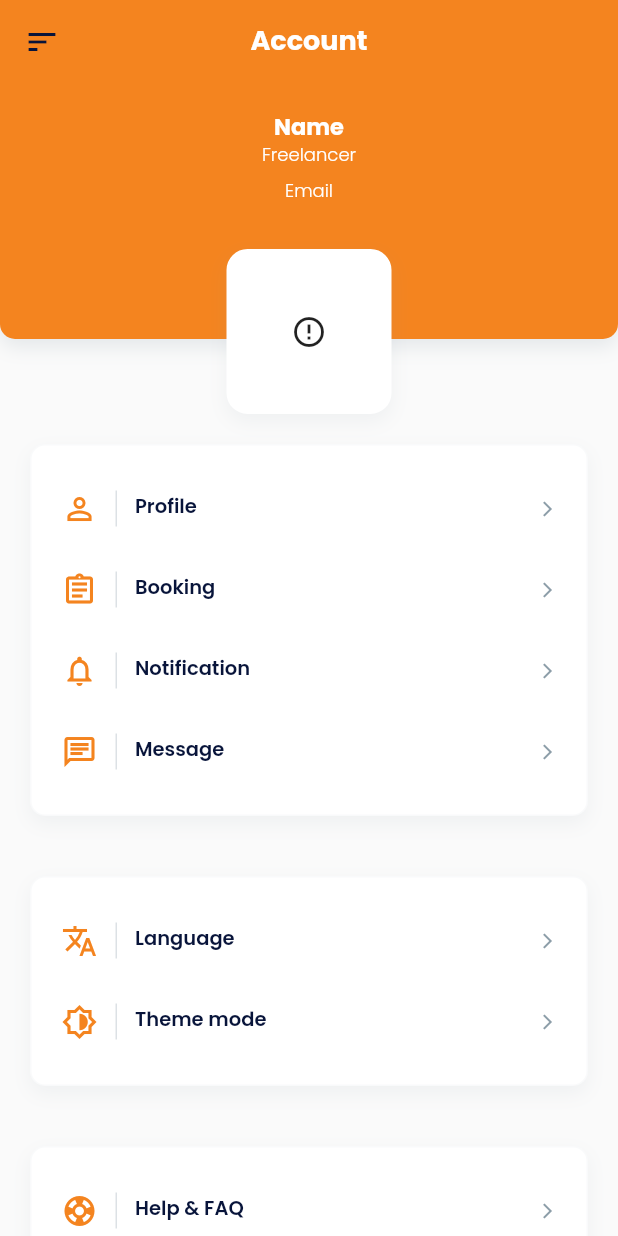
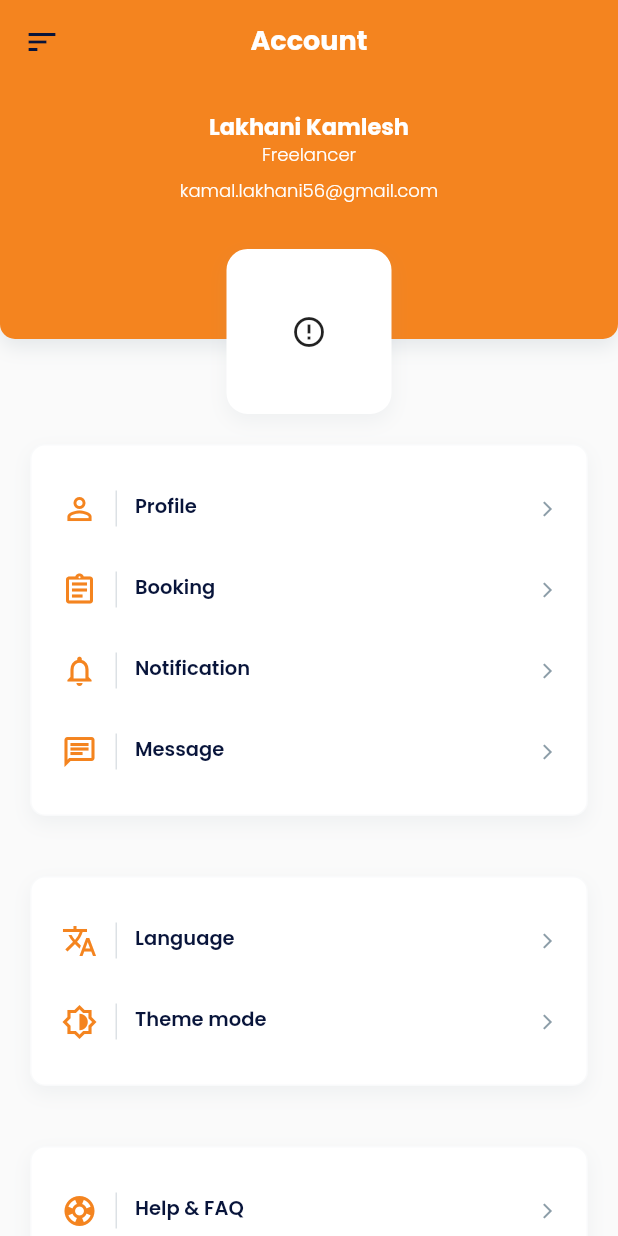
Before and after one commit to fluttertutorialin/customer_service, a Flutter app: the AccountPage screen opened directly, on a phone screen of 412 x 824 dp. Run offline on Flutter 3.47's test engine with Material 2 defaults, Android fonts, the phone set to English and light mode, and no system bars; drawn by our look-alikes of cached_network_image; our stand-ins replace carousel_slider, dio, flutter_svg, get, get_storage, google_fonts; accounts and stored records are empty; network calls fail.

Commit message:
dart version 2.13.4

```diff
--- a/lib/ui/page/account_page.dart
+++ b/lib/ui/page/account_page.dart
@@ -42,14 +42,14 @@ class AccountPage extends StatelessWidget {
                 child: Padding(
                     padding: const EdgeInsets.all(20),
                     child: Column(children: [
-                      Text('name'.tr,
+                      Text('Lakhani Kamlesh',
                           style: Get.textTheme.headline6!
                               .merge(TextStyle(color: Get.theme.primaryColor))),
-                      Text('freelancer'.tr,
+                      Text('Freelancer',
                           style: Get.textTheme.caption!
                               .merge(TextStyle(color: Get.theme.primaryColor))),
                       const SizedBox(height: 10),
-                      Text('email'.tr,
+                      Text('kamal.lakhani56@gmail.com',
                           style: Get.textTheme.caption!
                               .merge(TextStyle(color: Get.theme.primaryColor)))
                     ]))),
--- a/pubspec.yaml
+++ b/pubspec.yaml
@@ -5,10 +5,9 @@ publish_to: 'none'
 version: 1.0.0+1
 
 environment:
-  sdk: ">=2.14.0 <3.0.0"
+  sdk: ">=2.14.3 <3.0.0"
 
 dependencies:
-  get:
   get_storage:
 
   dio:
```
Also changed, not shown: pubspec.lock.
